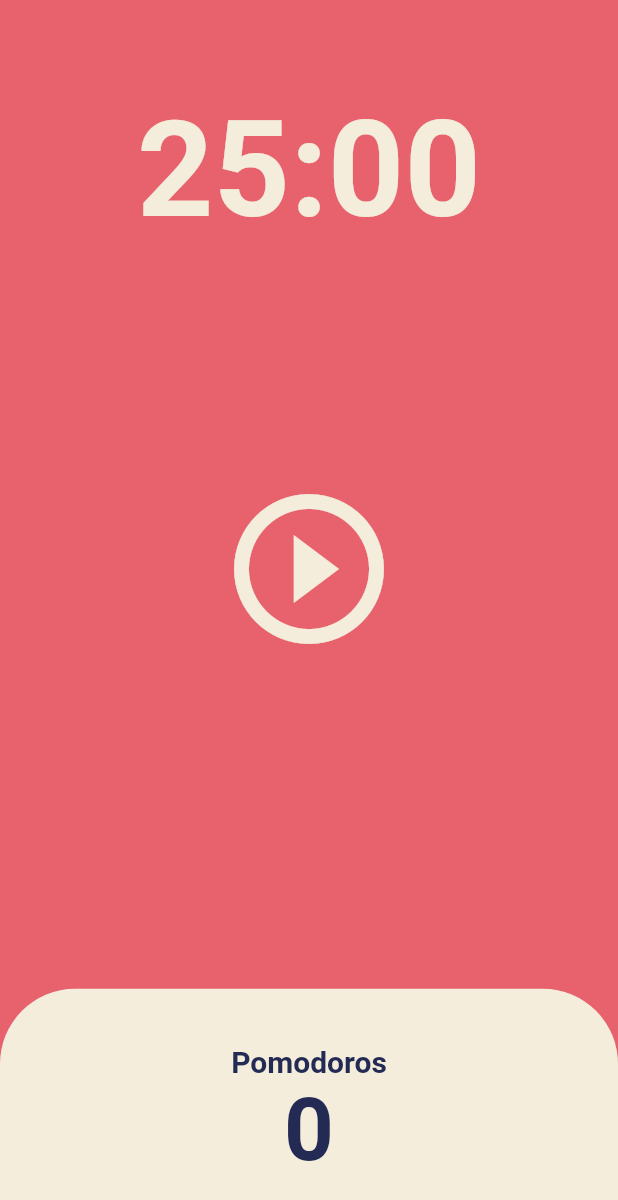
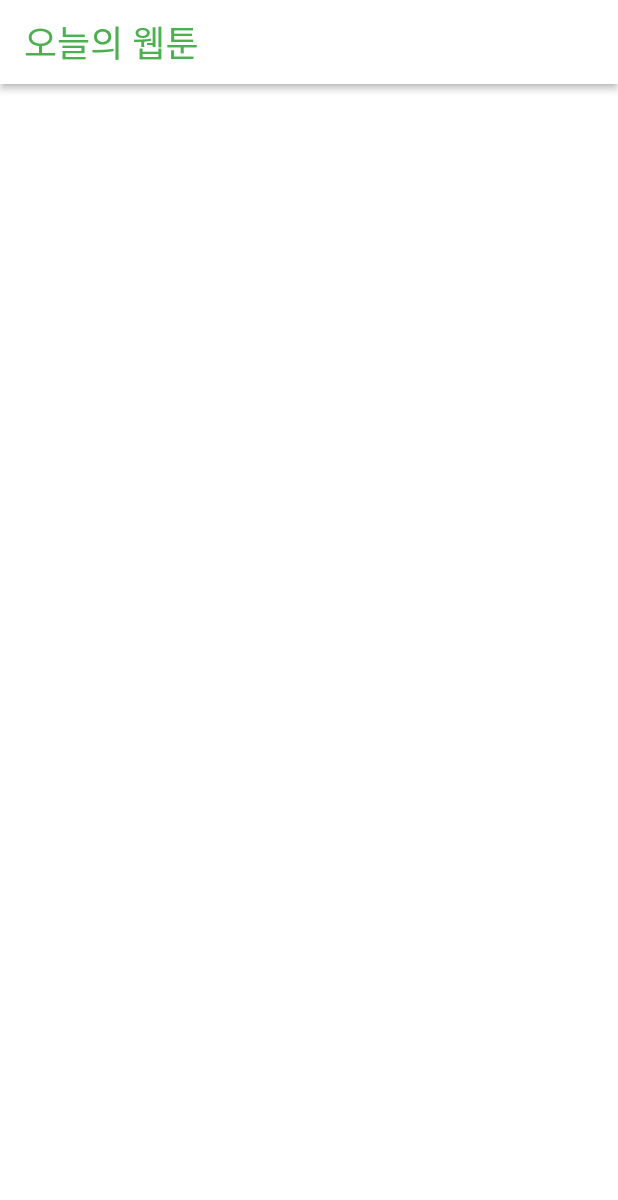
Before and after one commit to dannyp0930/toonflix, a Flutter app: the screen it shows after launch, on a phone screen of 412 x 824 dp. Shown: the top 1200 px of the screen. Run offline on Flutter 3.47's test engine with Material 2 defaults, Android fonts, the phone set to English and light mode, and no system bars.

Commit message:
FEAT: AppBar

```diff
--- a/lib/main.dart
+++ b/lib/main.dart
@@ -2,59 +2,16 @@ import 'package:flutter/material.dart';
 import 'package:toonflix/screens/home_screen.dart';
 
 void main() {
-  runApp(App());
+  runApp(const App());
 }
 
 class App extends StatelessWidget {
+  const App({super.key});
+
   @override
   Widget build(BuildContext context) {
-    return MaterialApp(
-      theme: ThemeData(
-          backgroundColor: const Color(0xFFE7626C),
-          textTheme: const TextTheme(
-            headline1: TextStyle(
-              color: Color(0xFF232B55),
-            ),
-          ),
-          cardColor: const Color(0xFFF4EDDB)),
-      home: const HomeScreen(),
+    return const MaterialApp(
+      home: HomeScreen(),
     );
   }
 }
-
-class MyLargeTitle extends StatefulWidget {
-  const MyLargeTitle({
-    Key? key,
-  }) : super(key: key);
-
-  @override
-  State<MyLargeTitle> createState() => _MyLargeTitleState();
-}
-
-class _MyLargeTitleState extends State<MyLargeTitle> {
-  int count = 0;
-
-  @override
-  void initState() {
-    super.initState();
-    print('initState!');
-  }
-
-  @override
-  void dispose() {
-    super.dispose();
-    print('dispose!');
-  }
-
-  @override
-  Widget build(BuildContext context) {
-    print('build');
-    return Text(
-      'My Large Title',
-      style: TextStyle(
-        fontSize: 30,
-        color: Theme.of(context).textTheme.titleLarge?.color,
-      ),
-    );
-  }
-}
--- a/lib/screens/home_screen.dart
+++ b/lib/screens/home_screen.dart
@@ -1,154 +1,22 @@
-import 'dart:async';
-
 import 'package:flutter/material.dart';
 
-class HomeScreen extends StatefulWidget {
+class HomeScreen extends StatelessWidget {
   const HomeScreen({super.key});
-
-  @override
-  State<HomeScreen> createState() => _HomeScreenState();
-}
-
-class _HomeScreenState extends State<HomeScreen> {
-  static const twentyFiveMinutes = 1500;
-  int totalSeconds = twentyFiveMinutes;
-  bool isRunning = false;
-  int totalPomodoros = 0;
-  late Timer timer;
-
-  void onTick(Timer timer) {
-    if (totalSeconds == 0) {
-      setState(() {
-        totalPomodoros = totalPomodoros + 1;
-        isRunning = false;
-        totalSeconds = twentyFiveMinutes;
-      });
-      timer.cancel();
-    } else {
-      setState(() {
-        totalSeconds = totalSeconds - 1;
-      });
-    }
-  }
-
-  void onStartaPressed() {
-    timer = Timer.periodic(
-      const Duration(seconds: 1),
-      onTick,
-    );
-    setState(() {
-      isRunning = true;
-    });
-  }
-
-  void onPausePressed() {
-    timer.cancel();
-    setState(() {
-      isRunning = false;
-    });
-  }
-
-  void onResetPressed() {
-    timer.cancel();
-    setState(() {
-      isRunning = false;
-      totalSeconds = twentyFiveMinutes;
-    });
-  }
-
-  String format(int seconds) {
-    var duration = Duration(seconds: seconds);
-    return duration.toString().split(".").first.substring(2);
-  }
 
   @override
   Widget build(BuildContext context) {
     return Scaffold(
-      backgroundColor: Theme.of(context).backgroundColor,
-      body: Column(
-        children: [
-          Flexible(
-            flex: 1,
-            child: Container(
-              alignment: Alignment.bottomCenter,
-              child: Text(
-                format(totalSeconds),
-                style: TextStyle(
-                  color: Theme.of(context).cardColor,
-                  fontSize: 89,
-                  fontWeight: FontWeight.w600,
-                ),
-              ),
-            ),
+      backgroundColor: Colors.white,
+      appBar: AppBar(
+        elevation: 2,
+        backgroundColor: Colors.white,
+        foregroundColor: Colors.green,
+        title: const Text(
+          "오늘의 웹툰",
+          style: TextStyle(
+            fontSize: 24,
           ),
-          Flexible(
-            flex: 3,
-            child: Center(
-              child: Column(
-                mainAxisAlignment: MainAxisAlignment.center,
-                children: [
-                  IconButton(
-                    onPressed: isRunning ? onPausePressed : onStartaPressed,
-                    icon: Icon(
-                      isRunning
-                          ? Icons.pause_circle_outline
-                          : Icons.play_circle_outline,
-                    ),
-                    iconSize: 120,
-                    color: Theme.of(context).cardColor,
-                  ),
-                  IconButton(
-                    onPressed: isRunning ? onResetPressed : null,
-                    icon: isRunning
-                        ? const Icon(Icons.stop_circle_outlined)
-                        : const Icon(null),
-                    iconSize: 50,
-                    color: Theme.of(context).cardColor.withOpacity(0.8),
-                  ),
-                ],
-              ),
-            ),
-          ),
-          Flexible(
-            flex: 1,
-            child: Row(
-              children: [
-                Expanded(
-                  child: Container(
-                    decoration: BoxDecoration(
-                      color: Theme.of(context).cardColor,
-                      borderRadius: const BorderRadius.only(
-                        topLeft: Radius.circular(50),
-                        topRight: Radius.circular(50),
-                      ),
-                    ),
-                    child: Column(
-                      mainAxisAlignment: MainAxisAlignment.center,
-                      children: [
-                        Text(
-                          'Pomodoros',
-                          style: TextStyle(
-                            fontSize: 20,
-                            fontWeight: FontWeight.w600,
-                            color: Theme.of(context).textTheme.headline1!.color,
-                          ),
-                        ),
-                        Text(
-                          '$totalPomodoros',
-                          style: TextStyle(
-                            fontSize: 58,
-                            fontWeight: FontWeight.w600,
-                            color: Theme.of(context).textTheme.headline1!.color,
-                          ),
-                        ),
-                      ],
-                    ),
-                  ),
-                ),
-              ],
-            ),
-          ),
-        ],
+        ),
       ),
     );
   }
```
